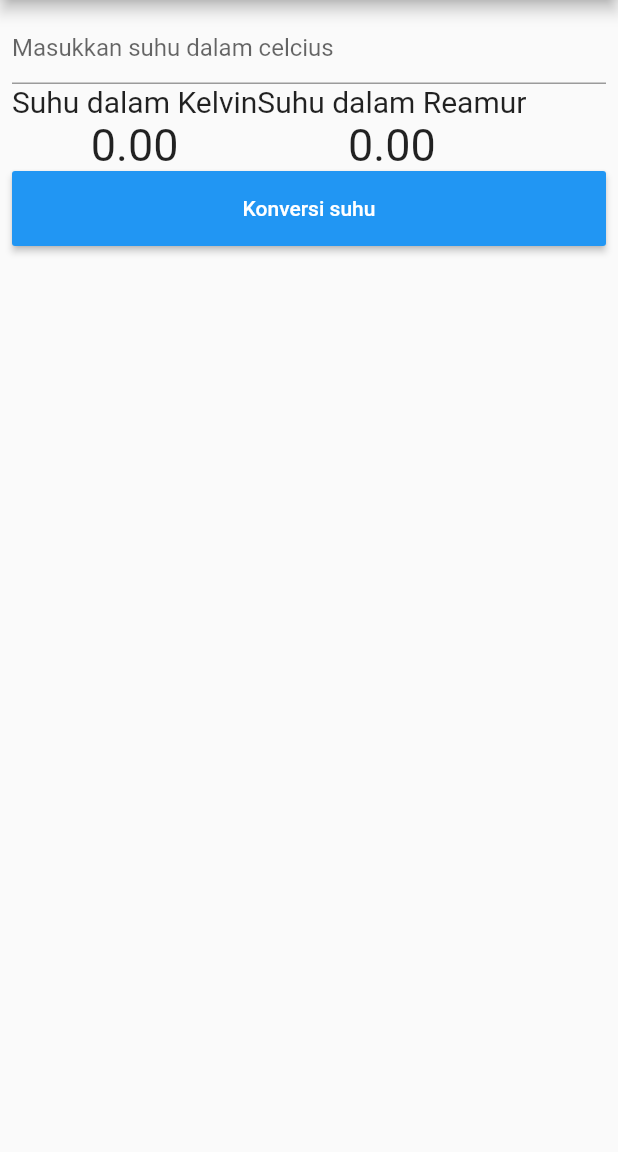
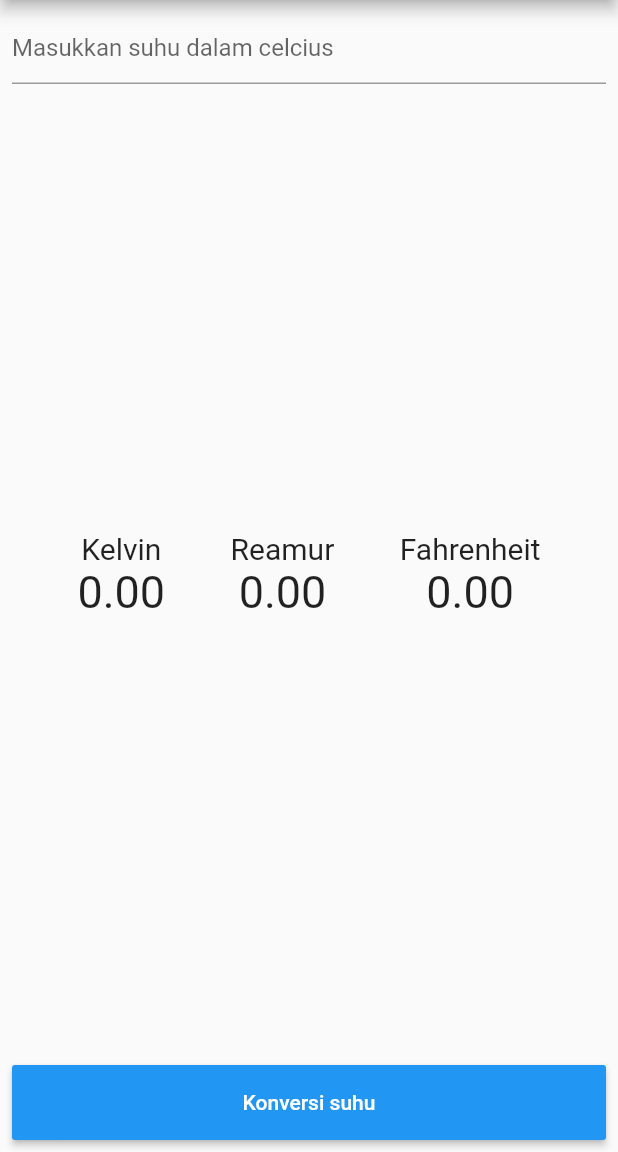
Before and after one commit to nargyanti/konverter_suhu, a Flutter app: the screen it shows after launch, on a phone screen of 412 x 824 dp, the part 84-1236 px from its top. Run offline on Flutter 3.47's test engine with Material 2 defaults, Android fonts, the phone set to English and light mode, and no system bars.

Commit message:
[Jobsheet 3] Fix bug in result

```diff
--- a/lib/main.dart
+++ b/lib/main.dart
@@ -19,12 +19,14 @@ class _MyAppState extends State<MyApp> {
   double _inputUser = 0;
   double _kelvin = 0;
   double _reamur = 0;
+  double _fahrenheit = 0;
 
   void convertTemperature() {
     setState(() {
       _inputUser = double.parse(inputController.text);
       _kelvin = _inputUser + 273;
       _reamur = 4 / 5 * _inputUser;
+      _fahrenheit = 9 / 5 * _inputUser + 32;
     });
     print('Done');
   }
@@ -44,37 +46,18 @@ class _MyAppState extends State<MyApp> {
         body: Container(
           margin: EdgeInsets.all(8),
           child: Column(
+            mainAxisAlignment: MainAxisAlignment.spaceBetween,
             children: [
               Input(inputController),
               Row(
+                mainAxisAlignment: MainAxisAlignment.spaceEvenly,
                 children: [
-                  Column(
-                    children: [
-                      Text(
-                        'Suhu dalam Kelvin',
-                        style: TextStyle(fontSize: 20),
-                      ),
-                      Text(
-                        _kelvin.toStringAsFixed(2),
-                        style: TextStyle(fontSize: 30),
-                      )
-                    ],
-                  ),
-                  Column(
-                    children: [
-                      Text(
-                        'Suhu dalam Reamur',
-                        style: TextStyle(fontSize: 20),
-                      ),
-                      Text(
-                        _reamur.toStringAsFixed(2),
-                        style: TextStyle(fontSize: 30),
-                      )
-                    ],
-                  ),
+                  Result("Kelvin", _kelvin),
+                  Result("Reamur", _reamur),
+                  Result("Fahrenheit", _fahrenheit),
                 ],
               ),
-              Convert(convertTemperature),
+              Container(child: Convert(convertTemperature)),
             ],
           ),
         ),
--- a/lib/result.dart
+++ b/lib/result.dart
@@ -1,18 +1,24 @@
 import 'package:flutter/material.dart';
 
 class Result extends StatelessWidget {
+  final String title;
   final double temperature;
 
-  Result(this.temperature);
+  Result(this.title, this.temperature);
 
   @override
   Widget build(BuildContext context) {
-    return Container(
-      width: double.infinity,
-      child: Text(
-        temperature.toStringAsFixed(2),
-        style: TextStyle(fontSize: 30),
-      ),
+    return Column(
+      children: [
+        Text(
+          title,
+          style: TextStyle(fontSize: 20),
+        ),
+        Text(
+          temperature.toStringAsFixed(2),
+          style: TextStyle(fontSize: 30),
+        ),
+      ],
     );
   }
 }
```
